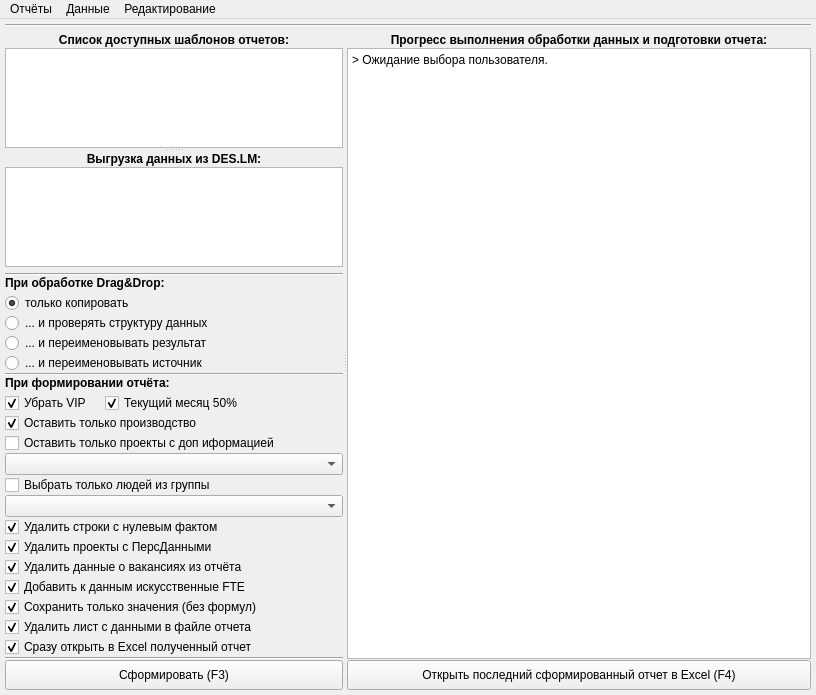
First picture: the form in Qt5Project/Windows2.ui, repository DIVIGL1/DES.LM.Reports, before the edit.
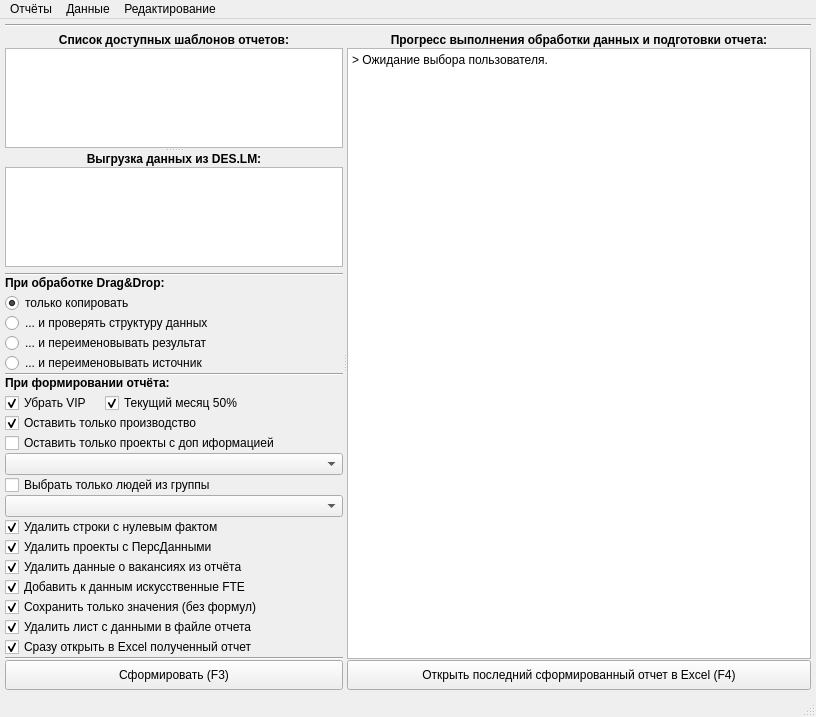
Second picture: the form after the edit.

Commit message: Status Bar added.

The edit to the form file:
```diff
--- a/Qt5Project/Windows2.ui
+++ b/Qt5Project/Windows2.ui
@@ -10,7 +10,7 @@
     <x>0</x>
     <y>0</y>
     <width>816</width>
-    <height>674</height>
+    <height>685</height>
    </rect>
   </property>
   <property name="acceptDrops">
@@ -705,6 +705,7 @@
    <addaction name="DataMenu"/>
    <addaction name="EditSettingsFiles"/>
   </widget>
+  <widget class="QStatusBar" name="statusBar"/>
   <action name="CreateReport">
    <property name="text">
     <string>Сформировать новый отчёт на основе выделенного шаблона</string>
```
